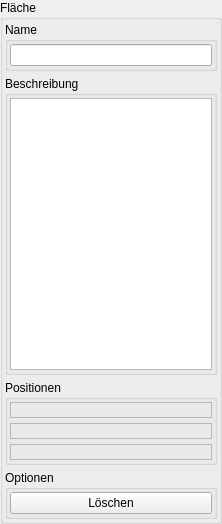
BackupTheBerlios/bbuilder-svn, file trunk/editor/toolWidgetTriangleNew.ui: the form before one commit.
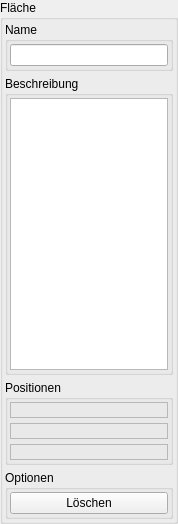
The form after the commit.

The edit to the form file:
```diff
--- a/trunk/editor/toolWidgetTriangleNew.ui
+++ b/trunk/editor/toolWidgetTriangleNew.ui
@@ -8,22 +8,22 @@
    <rect>
     <x>0</x>
     <y>0</y>
-    <width>222</width>
+    <width>178</width>
     <height>524</height>
    </rect>
   </property>
   <property name="windowTitle" >
    <string>Form</string>
   </property>
+  <layout class="QGridLayout" >
+   <property name="margin" >
+    <number>0</number>
+   </property>
+   <property name="spacing" >
+    <number>5</number>
+   </property>
+   <item row="0" column="0" >
   <widget class="QGroupBox" name="groupBox" >
-   <property name="geometry" >
-    <rect>
-     <x>0</x>
-     <y>0</y>
-     <width>222</width>
-     <height>524</height>
-    </rect>
-   </property>
    <property name="title" >
     <string>Fläche</string>
    </property>
@@ -172,6 +172,8 @@
     </item>
    </layout>
   </widget>
+   </item>
+  </layout>
  </widget>
  <pixmapfunction></pixmapfunction>
  <resources/>
```
Lines whose indentation alone changed are shown as unchanged.
